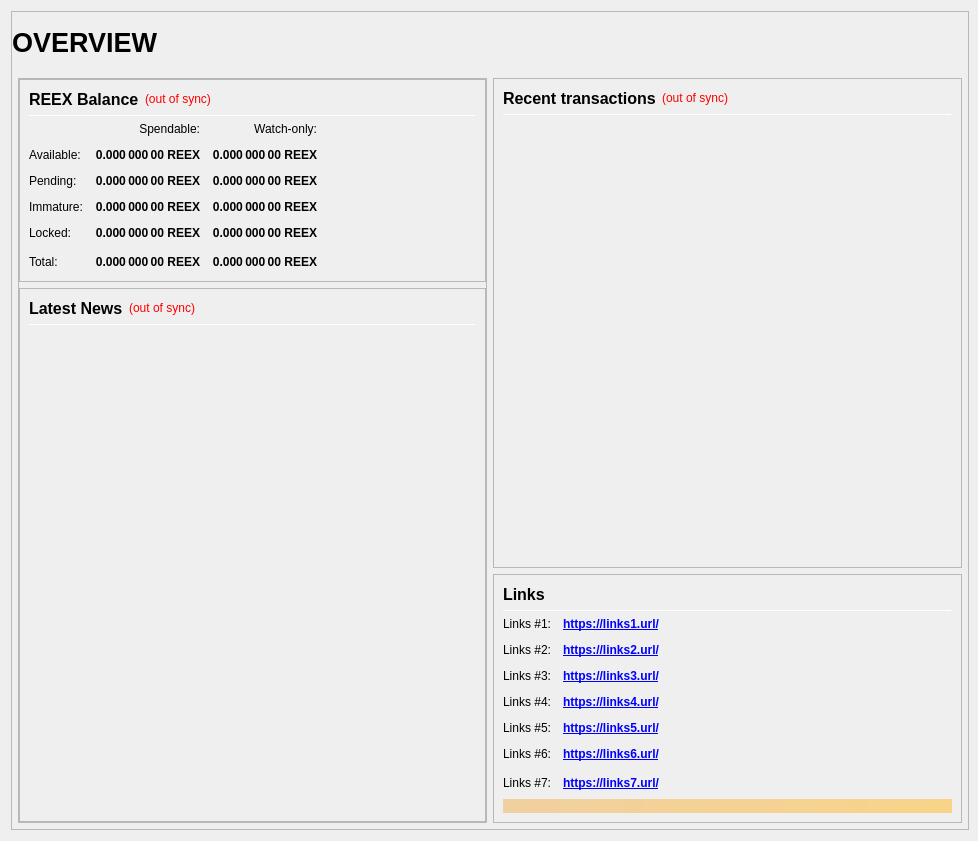
Old version of the form src/qt/forms/overviewpage.ui in the repository supertref/Reex.
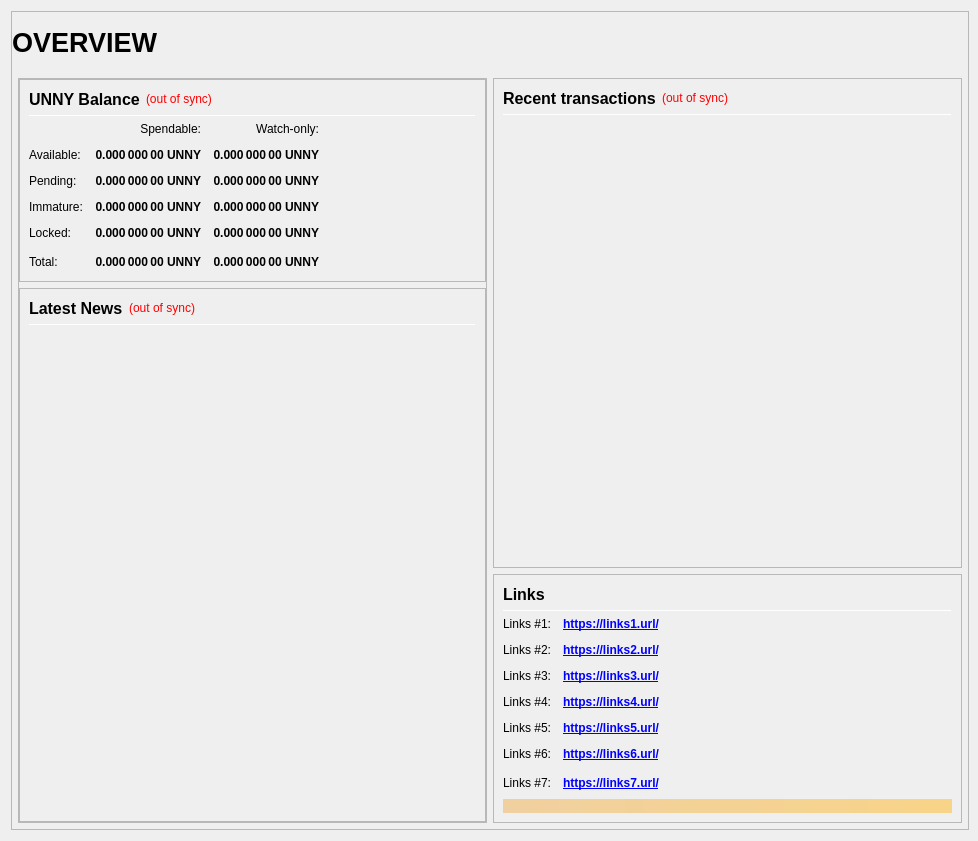
New version of the form.

```diff
--- a/src/qt/forms/overviewpage.ui
+++ b/src/qt/forms/overviewpage.ui
@@ -246,7 +246,7 @@
                           </font>
                          </property>
                          <property name="text">
-                          <string>REEX Balance</string>
+                          <string>UNNY Balance</string>
                          </property>
                         </widget>
                        </item>
@@ -350,7 +350,7 @@
                           <string>Your current spendable balance</string>
                          </property>
                          <property name="text">
-                          <string notr="true">0.000 000 00 REEX</string>
+                          <string notr="true">0.000 000 00 UNNY</string>
                          </property>
                          <property name="alignment">
                           <set>Qt::AlignRight|Qt::AlignTrailing|Qt::AlignVCenter</set>
@@ -375,7 +375,7 @@
                           <string>Your current balance in watch-only addresses</string>
                          </property>
                          <property name="text">
-                          <string notr="true">0.000 000 00 REEX</string>
+                          <string notr="true">0.000 000 00 UNNY</string>
                          </property>
                          <property name="alignment">
                           <set>Qt::AlignRight|Qt::AlignTrailing|Qt::AlignVCenter</set>
@@ -407,7 +407,7 @@
                           <string>Total of transactions that have yet to be confirmed, and do not yet count toward the spendable balance</string>
                          </property>
                          <property name="text">
-                          <string notr="true">0.000 000 00 REEX</string>
+                          <string notr="true">0.000 000 00 UNNY</string>
                          </property>
                          <property name="alignment">
                           <set>Qt::AlignRight|Qt::AlignTrailing|Qt::AlignVCenter</set>
@@ -432,7 +432,7 @@
                           <string>Unconfirmed transactions to watch-only addresses</string>
                          </property>
                          <property name="text">
-                          <string notr="true">0.000 000 00 REEX</string>
+                          <string notr="true">0.000 000 00 UNNY</string>
                          </property>
                          <property name="alignment">
                           <set>Qt::AlignRight|Qt::AlignTrailing|Qt::AlignVCenter</set>
@@ -464,7 +464,7 @@
                           <string>Staked or masternode rewards that has not yet matured</string>
                          </property>
                          <property name="text">
-                          <string notr="true">0.000 000 00 REEX</string>
+                          <string notr="true">0.000 000 00 UNNY</string>
                          </property>
                          <property name="alignment">
                           <set>Qt::AlignRight|Qt::AlignTrailing|Qt::AlignVCenter</set>
@@ -489,7 +489,7 @@
                           <string>Staked or masternode rewards in watch-only addresses that has not yet matured</string>
                          </property>
                          <property name="text">
-                          <string notr="true">0.000 000 00 REEX</string>
+                          <string notr="true">0.000 000 00 UNNY</string>
                          </property>
                          <property name="alignment">
                           <set>Qt::AlignRight|Qt::AlignTrailing|Qt::AlignVCenter</set>
@@ -524,7 +524,7 @@
                           <string>Locked REEX or Masternode collaterals</string>
                          </property>
                          <property name="text">
-                          <string notr="true">0.000 000 00 REEX</string>
+                          <string notr="true">0.000 000 00 UNNY</string>
                          </property>
                          <property name="alignment">
                           <set>Qt::AlignRight|Qt::AlignTrailing|Qt::AlignVCenter</set>
@@ -549,7 +549,7 @@
                           <string>Current locked balance in watch-only addresses</string>
                          </property>
                          <property name="text">
-                          <string notr="true">0.000 000 00 REEX</string>
+                          <string notr="true">0.000 000 00 UNNY</string>
                          </property>
                          <property name="alignment">
                           <set>Qt::AlignRight|Qt::AlignTrailing|Qt::AlignVCenter</set>
@@ -584,7 +584,7 @@
                           <string>Your current REEX balance, unconfirmed and immature transactions included</string>
                          </property>
                          <property name="text">
-                          <string notr="true">0.000 000 00 REEX</string>
+                          <string notr="true">0.000 000 00 UNNY</string>
                          </property>
                          <property name="alignment">
                           <set>Qt::AlignRight|Qt::AlignTrailing|Qt::AlignVCenter</set>
@@ -609,7 +609,7 @@
                           <string>Current total balance in watch-only addresses</string>
                          </property>
                          <property name="text">
-                          <string notr="true">0.000 000 00 REEX</string>
+                          <string notr="true">0.000 000 00 UNNY</string>
                          </property>
                          <property name="alignment">
                           <set>Qt::AlignRight|Qt::AlignTrailing|Qt::AlignVCenter</set>
```
Left out of the diff: 10 changed lines with no effect on the pictures.
